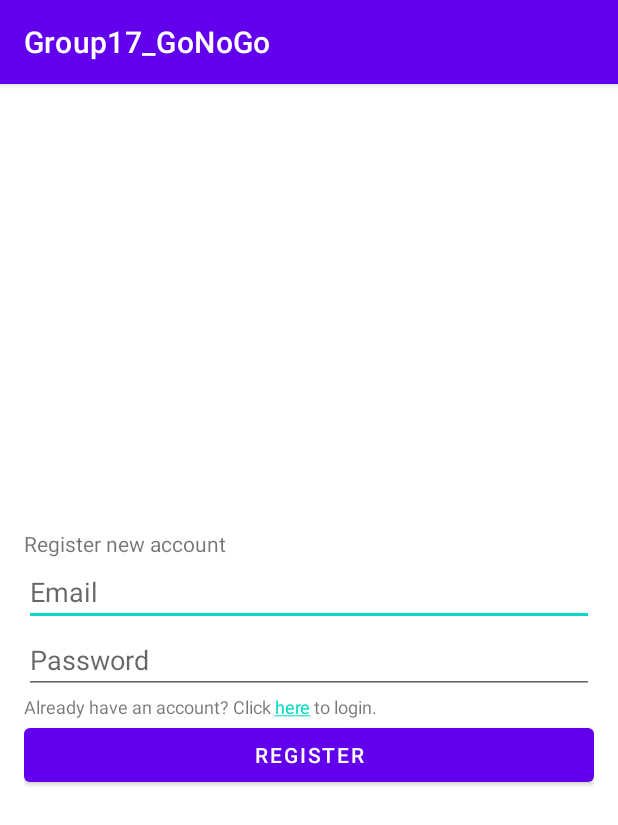
After one commit to justenperdikis/cmsc436-group17, an Android app: the RegistrationActivity screen opened directly, with no data from a screen before it, on a phone screen of 412 x 824 dp. The commit adds this screen. Shown: the top 825 px of the screen. Run offline under Robolectric (Android 15) with nearby library versions, the phone set to English and light mode, and no system bars; our stand-ins replace Firebase (no records; nobody signed in at launch, a user with empty details on screens opened directly).

Commit message:
Added firebase login & registration functionality

```diff
--- a/Group17_GoNoGo/app/build.gradle
+++ b/Group17_GoNoGo/app/build.gradle
@@ -1,6 +1,7 @@
 plugins {
     id 'com.android.application'
     id 'kotlin-android'
+    id 'com.google.gms.google-services'
 }
 
 android {
@@ -39,6 +40,7 @@ dependencies {
     implementation 'androidx.appcompat:appcompat:1.1.0'
     implementation 'com.google.android.material:material:1.1.0'
     implementation 'androidx.constraintlayout:constraintlayout:1.1.3'
+    implementation 'com.google.firebase:firebase-auth:19.2.0'
     testImplementation 'junit:junit:4.+'
     androidTestImplementation 'androidx.test.ext:junit:1.1.1'
     androidTestImplementation 'androidx.test.espresso:espresso-core:3.2.0'
--- a/Group17_GoNoGo/app/src/main/AndroidManifest.xml
+++ b/Group17_GoNoGo/app/src/main/AndroidManifest.xml
@@ -1,7 +1,6 @@
 <?xml version="1.0" encoding="utf-8"?>
 <manifest xmlns:android="http://schemas.android.com/apk/res/android"
     package="com.example.group17_gonogo">
-
     <application
         android:allowBackup="true"
         android:icon="@mipmap/ic_launcher"
@@ -10,14 +9,14 @@
         android:supportsRtl="true"
         android:theme="@style/Theme.Group17_GoNoGo">
 
-
         <activity
             android:name=".TestResultPopUp"
             android:label="@string/title_activity_test_result_pop_up"
             android:theme="@style/result_popup">
         </activity>
 
-
+        <activity android:name=".RegistrationActivity"></activity>
+        <activity android:name=".LoginActivity" />
         <activity
             android:name=".MainActivity"
             android:label="MainActivity">
--- /dev/null
+++ b/Group17_GoNoGo/app/src/main/java/com/example/group17_gonogo/RegistrationActivity.kt
@@ -0,0 +1,89 @@
+package com.example.group17_gonogo
+
+import android.content.Intent
+import android.os.Bundle
+import android.text.SpannableString
+import android.text.Spanned
+import android.text.method.LinkMovementMethod
+import android.text.style.ClickableSpan
+import android.view.View
+import android.widget.*
+import androidx.appcompat.app.AppCompatActivity
+import com.google.firebase.auth.FirebaseAuth
+
+class RegistrationActivity : AppCompatActivity(){
+
+    private lateinit var email: EditText
+    private lateinit var password: EditText
+    private lateinit var regBtn: Button
+    private lateinit var registerToLogin: TextView
+    private lateinit var progressBar: ProgressBar
+    private var validator = Validators()
+
+    private var mAuth: FirebaseAuth? = null
+
+    override fun onCreate(savedInstanceState: Bundle?) {
+        super.onCreate(savedInstanceState)
+        setContentView(R.layout.activity_registration)
+
+        mAuth = FirebaseAuth.getInstance()
+
+        email = findViewById(R.id.email)
+        password = findViewById(R.id.password)
+        regBtn = findViewById(R.id.register)
+        registerToLogin = findViewById(R.id.register_to_login)
+        progressBar = findViewById(R.id.progressBar)
+
+        regBtn!!.setOnClickListener {
+            registerNewUser()
+        }
+
+        var text = "Already have an account? Click here to login."
+
+        var ss = SpannableString(text)
+        var clickable = object: ClickableSpan() {
+            override fun onClick(view: View) {
+                var intent = Intent(applicationContext, LoginActivity::class.java)
+                startActivity(intent)
+            }
+        }
+
+        ss.setSpan(clickable, 31, 35, Spanned.SPAN_EXCLUSIVE_EXCLUSIVE)
+
+        registerToLogin.setText(ss)
+        registerToLogin.movementMethod = LinkMovementMethod.getInstance()
+    }
+
+    private fun registerNewUser() {
+        // register for new user
+        progressBar!!.visibility = View.VISIBLE
+
+        val email: String = email!!.text.toString()
+        val password: String = password!!.text.toString()
+
+        if (!validator.validEmail(email)) {
+            Toast.makeText(applicationContext, "Please enter a valid email...", Toast.LENGTH_LONG).show()
+            return
+        }
+
+        if (!validator.validPassword(password)) {
+            Toast.makeText(applicationContext, "Please enter a valid password!", Toast.LENGTH_LONG).show()
+            return
+        }
+
+        mAuth!!.createUserWithEmailAndPassword(email, password)
+                .addOnCompleteListener { task ->
+                    if (task.isSuccessful) {
+                        Toast.makeText(applicationContext, "Registration successful!", Toast.LENGTH_LONG).show()
+                        progressBar!!.visibility = View.GONE
+
+                        // move to login page
+                        val intent = Intent(this@RegistrationActivity, LoginActivity::class.java)
+                        startActivity(intent)
+                    } else {
+                        Toast.makeText(applicationContext, "Registration failed! Please try again later", Toast.LENGTH_LONG).show()
+                        progressBar!!.visibility = View.GONE
+                    }
+                }
+    }
+}
--- /dev/null
+++ b/Group17_GoNoGo/app/src/main/res/layout/activity_registration.xml
@@ -0,0 +1,51 @@
+<?xml version="1.0" encoding="utf-8"?>
+<LinearLayout xmlns:android="http://schemas.android.com/apk/res/android"
+    xmlns:tools="http://schemas.android.com/tools"
+    android:layout_width="match_parent"
+    android:layout_height="match_parent"
+    android:gravity="center_vertical"
+    android:orientation="vertical"
+    android:padding="16dp"
+    tools:context=".RegistrationActivity">
+
+    <TextView
+        android:layout_width="wrap_content"
+        android:layout_height="wrap_content"
+        android:text="@string/register_new_account" />
+
+    <EditText
+        android:id="@+id/email"
+        android:layout_width="match_parent"
+        android:layout_height="wrap_content"
+        android:hint="@string/email"
+        android:inputType="textEmailAddress"
+        android:importantForAutofill="no" />
+
+    <EditText
+        android:id="@+id/password"
+        android:layout_width="match_parent"
+        android:layout_height="wrap_content"
+        android:hint="@string/password"
+        android:inputType="textPassword"
+        android:importantForAutofill="no" />
+
+    <TextView
+        android:id="@+id/register_to_login"
+        android:layout_width="wrap_content"
+        android:layout_height="wrap_content"
+        android:textSize="12dp"
+        android:text="Text placeholder"/>
+
+    <Button
+        android:id="@+id/register"
+        android:layout_width="match_parent"
+        android:layout_height="wrap_content"
+        android:text="@string/register" />
+
+    <ProgressBar
+        android:id="@+id/progressBar"
+        android:layout_width="wrap_content"
+        android:layout_height="wrap_content"
+        android:visibility="gone" />
+
+</LinearLayout>
--- a/Group17_GoNoGo/app/src/main/res/values/strings.xml
+++ b/Group17_GoNoGo/app/src/main/res/values/strings.xml
@@ -6,4 +6,13 @@
     values-round/strings.xml for round devices.
     -->
     <string name="hello_world">Hello Square World!</string>
+    <string name="invalid_username">Not a valid username</string>
+    <string name="invalid_password">Password must be >5 characters</string>
+    <string name="login_failed">"Login failed"</string>
+    <string name="register_new_account">Register new account</string>
+    <string name="email">Email</string>
+    <string name="login">Login</string>
+    <string name="password">Password</string>
+    <string name="register">Register</string>
+    <string name="account_login">Account Login</string>
 </resources>
--- a/Group17_GoNoGo/build.gradle
+++ b/Group17_GoNoGo/build.gradle
@@ -8,6 +8,7 @@ buildscript {
     dependencies {
         classpath "com.android.tools.build:gradle:4.1.0"
         classpath "org.jetbrains.kotlin:kotlin-gradle-plugin:$kotlin_version"
+        classpath 'com.google.gms:google-services:4.3.3'
 
         // NOTE: Do not place your application dependencies here; they belong
         // in the individual module build.gradle files
```
Also changed, not shown: Group17_GoNoGo/app/src/main/java/com/example/group17_gonogo/LoginActivity.kt (added, +81 -0 lines), Group17_GoNoGo/app/src/main/java/com/example/group17_gonogo/MainActivity.kt (+25 -0 lines), Group17_GoNoGo/app/src/main/java/com/example/group17_gonogo/Validators.kt (added, +29 -0 lines), Group17_GoNoGo/app/src/main/res/layout/activity_login.xml (added, +50 -0 lines), Group17_GoNoGo/app/src/main/res/menu/main_option_menu.xml (added, +12 -0 lines), 1 other file.
